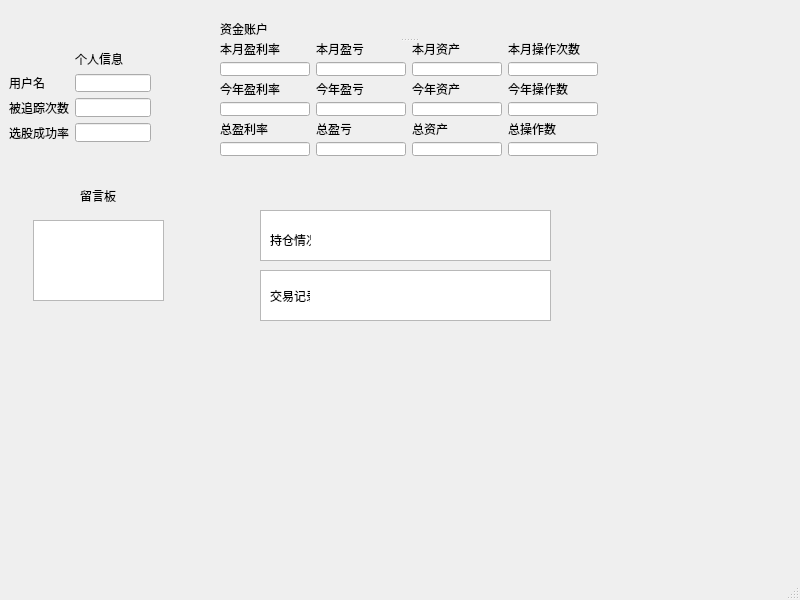
Vks-Feng/Nullptr, file VirtualStock/personpage.ui: the form before one commit.
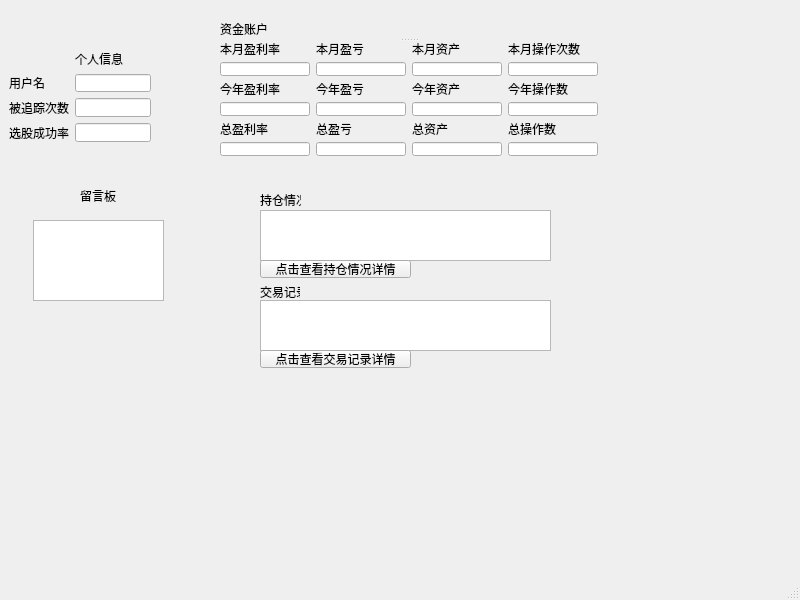
The form after the commit.

Patch:
```diff
--- a/VirtualStock/personpage.ui
+++ b/VirtualStock/personpage.ui
@@ -40,8 +40,8 @@
    <widget class="QLabel" name="Position_position">
     <property name="geometry">
      <rect>
-      <x>270</x>
-      <y>230</y>
+      <x>260</x>
+      <y>190</y>
       <width>41</width>
       <height>20</height>
      </rect>
@@ -63,10 +63,10 @@
    <widget class="QLabel" name="History">
     <property name="geometry">
      <rect>
-      <x>270</x>
-      <y>290</y>
+      <x>260</x>
+      <y>281</y>
       <width>40</width>
-      <height>12</height>
+      <height>21</height>
      </rect>
     </property>
     <property name="text">
@@ -77,13 +77,13 @@
     <property name="geometry">
      <rect>
       <x>260</x>
-      <y>270</y>
+      <y>300</y>
       <width>291</width>
       <height>51</height>
      </rect>
     </property>
    </widget>
-   <widget class="QWidget" name="">
+   <widget class="QWidget" name="layoutWidget">
     <property name="geometry">
      <rect>
       <x>9</x>
@@ -149,7 +149,7 @@
       <string>资金账户</string>
      </property>
     </widget>
-    <widget class="QWidget" name="">
+    <widget class="QWidget" name="layoutWidget">
      <layout class="QGridLayout" name="gridLayout">
       <item row="3" column="0">
        <widget class="QLineEdit" name="yearrte"/>
@@ -274,32 +274,42 @@
      </layout>
     </widget>
    </widget>
-   <zorder>history</zorder>
+   <widget class="QPushButton" name="historybutton">
+    <property name="geometry">
+     <rect>
+      <x>260</x>
+      <y>350</y>
+      <width>151</width>
+      <height>18</height>
+     </rect>
+    </property>
+    <property name="text">
+     <string>点击查看交易记录详情</string>
+    </property>
+   </widget>
+   <widget class="QPushButton" name="pushButton_2">
+    <property name="geometry">
+     <rect>
+      <x>260</x>
+      <y>260</y>
+      <width>151</width>
+      <height>18</height>
+     </rect>
+    </property>
+    <property name="text">
+     <string>点击查看持仓情况详情</string>
+    </property>
+   </widget>
    <zorder>position_position</zorder>
+   <zorder>splitter</zorder>
+   <zorder>history</zorder>
    <zorder>History</zorder>
    <zorder>Position_position</zorder>
-   <zorder>id</zorder>
-   <zorder>head</zorder>
-   <zorder>ID</zorder>
-   <zorder>Number_trace</zorder>
-   <zorder>number_trace</zorder>
-   <zorder>Success_rate</zorder>
-   <zorder>success_rate</zorder>
    <zorder>Views</zorder>
    <zorder>plainTextEdit</zorder>
-   <zorder>Account</zorder>
-   <zorder>Monthrate_2</zorder>
-   <zorder>Monthpal</zorder>
-   <zorder>Monthasset</zorder>
-   <zorder>Monthoperation</zorder>
-   <zorder>Yearrate</zorder>
-   <zorder>Yearpal</zorder>
-   <zorder>Yearasset</zorder>
-   <zorder>Yearoperation</zorder>
-   <zorder>Allrate</zorder>
-   <zorder>Allpal</zorder>
-   <zorder>Allasset</zorder>
-   <zorder></zorder>
+   <zorder>layoutWidget</zorder>
+   <zorder>historybutton</zorder>
+   <zorder>pushButton_2</zorder>
   </widget>
   <widget class="QMenuBar" name="menubar">
    <property name="geometry">
```
